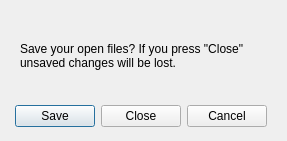
The window that Geometrize/forms/quitdialog.ui (Tw1ddle/geometrize) describes before a commit, drawn with Qt 5.
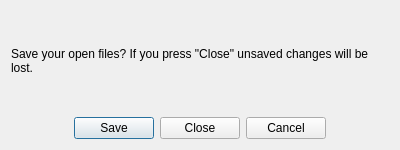
The same window after the commit.

```diff
--- a/Geometrize/forms/quitdialog.ui
+++ b/Geometrize/forms/quitdialog.ui
@@ -9,8 +9,8 @@
    <rect>
     <x>0</x>
     <y>0</y>
-    <width>287</width>
-    <height>141</height>
+    <width>400</width>
+    <height>150</height>
    </rect>
   </property>
   <property name="sizePolicy">
@@ -21,8 +21,14 @@
   </property>
   <property name="minimumSize">
    <size>
-    <width>190</width>
-    <height>120</height>
+    <width>400</width>
+    <height>150</height>
+   </size>
+  </property>
+  <property name="maximumSize">
+   <size>
+    <width>400</width>
+    <height>150</height>
    </size>
   </property>
   <property name="windowTitle">
@@ -31,15 +37,21 @@
   <property name="modal">
    <bool>true</bool>
   </property>
+  <layout class="QVBoxLayout" name="verticalLayout_2">
+   <item>
+    <layout class="QVBoxLayout" name="layout">
+     <item>
+      <widget class="QLabel" name="label">
+       <property name="text">
+        <string>Save your open files? If you press &quot;Close&quot; unsaved changes will be lost.</string>
+       </property>
+       <property name="wordWrap">
+        <bool>true</bool>
+       </property>
+      </widget>
+     </item>
+     <item>
   <widget class="QDialogButtonBox" name="buttonBox">
-   <property name="geometry">
-    <rect>
-     <x>10</x>
-     <y>100</y>
-     <width>261</width>
-     <height>32</height>
-    </rect>
-   </property>
    <property name="orientation">
     <enum>Qt::Horizontal</enum>
    </property>
@@ -50,22 +62,10 @@
     <bool>true</bool>
    </property>
   </widget>
-  <widget class="QLabel" name="label">
-   <property name="geometry">
-    <rect>
-     <x>20</x>
-     <y>10</y>
-     <width>241</width>
-     <height>91</height>
-    </rect>
-   </property>
-   <property name="text">
-    <string>Save your open files? If you press &quot;Close&quot; unsaved changes will be lost.</string>
-   </property>
-   <property name="wordWrap">
-    <bool>true</bool>
-   </property>
-  </widget>
+     </item>
+    </layout>
+   </item>
+  </layout>
  </widget>
  <resources/>
  <connections>
```
Lines whose indentation alone changed are shown as unchanged.
